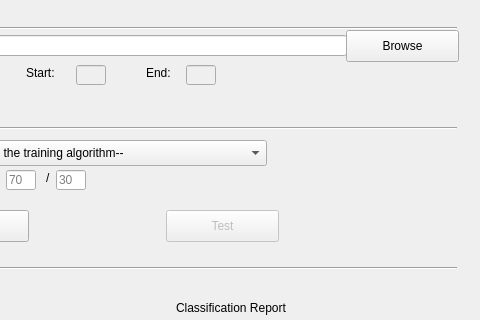
Above: machineLearningGUI.ui from gihankaushyal/PixelAnomalyDetectorTool before the change; both pictures show x 264 to 744 and y 0 to 320 of the 744 by 554 pixel window. Below: the same form after it.
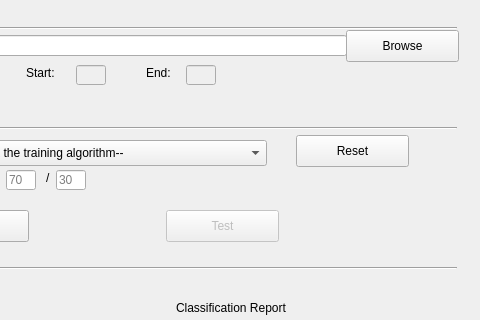
That is the form after the change.

Commit message: a reset button was added

Patch:
```diff
--- a/machineLearningGUI.ui
+++ b/machineLearningGUI.ui
@@ -385,6 +385,19 @@
     <string>/</string>
    </property>
   </widget>
+  <widget class="QPushButton" name="restButton">
+   <property name="geometry">
+    <rect>
+     <x>560</x>
+     <y>135</y>
+     <width>113</width>
+     <height>32</height>
+    </rect>
+   </property>
+   <property name="text">
+    <string>Reset</string>
+   </property>
+  </widget>
  </widget>
  <resources/>
  <connections/>
```
